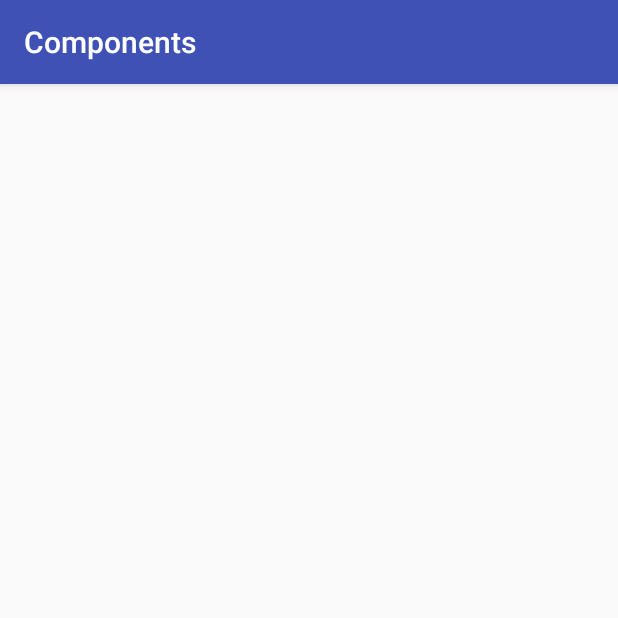
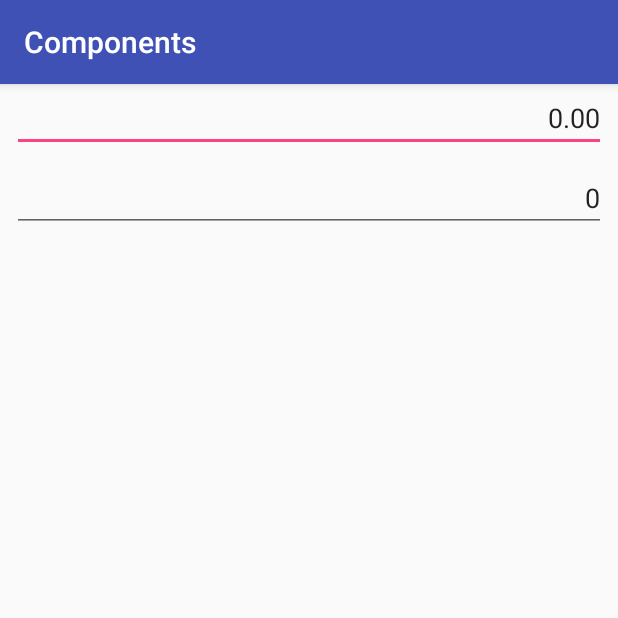
Before and after one commit to cstevanato/Components, an Android app: the TestTestNumberActivity screen opened directly, with no data from a screen before it, on a phone screen of 412 x 824 dp, the top half of it. Run offline under Robolectric (Android 15) with nearby library versions, the phone set to English and light mode, and no system bars.

Commit message:
Ataulizando edição de valor

```diff
--- a/app/src/main/java/br/com/stv/components/MainActivity.kt
+++ b/app/src/main/java/br/com/stv/components/MainActivity.kt
@@ -24,6 +24,7 @@ class MainActivity : AppCompatActivity() {
         button.setOnClickListener {
             val intent = when (sp_test.selectedItem) {
                 "CircleTextView" -> Intent(this, TestCircleTextViewActivity::class.java)
+                "EditTextNumber" -> Intent(this, TestTestNumberActivity::class.java)
                 else -> null
             }
 
--- a/app/src/main/java/br/com/stv/components/TestCircleTextViewActivity.kt
+++ b/app/src/main/java/br/com/stv/components/TestCircleTextViewActivity.kt
@@ -1,7 +1,7 @@
 package br.com.stv.components
 
+import android.os.Bundle
 import android.support.v7.app.AppCompatActivity
-import android.os.Bundle
 
 class TestCircleTextViewActivity : AppCompatActivity() {
 
--- a/app/src/main/java/br/com/stv/components/TestTestNumberActivity.kt
+++ b/app/src/main/java/br/com/stv/components/TestTestNumberActivity.kt
@@ -1,7 +1,7 @@
 package br.com.stv.components
 
+import android.os.Bundle
 import android.support.v7.app.AppCompatActivity
-import android.os.Bundle
 
 class TestTestNumberActivity : AppCompatActivity() {
 
--- a/app/src/main/res/layout/activity_test_test_number.xml
+++ b/app/src/main/res/layout/activity_test_test_number.xml
@@ -6,4 +6,29 @@
     android:layout_height="match_parent"
     tools:context=".TestTestNumberActivity">
 
+    <br.com.stv.edittext.EditTextNumber
+        android:id="@+id/editTextNumber2"
+        android:layout_width="match_parent"
+        android:layout_height="wrap_content"
+        android:layout_marginEnd="8dp"
+        android:layout_marginStart="8dp"
+        android:text="0"
+        app:countDigit="7"
+        app:countPrecision="2"
+        app:layout_constraintEnd_toEndOf="parent"
+        app:layout_constraintStart_toStartOf="parent" />
+
+    <br.com.stv.edittext.EditTextNumber
+        android:layout_width="match_parent"
+        android:layout_height="wrap_content"
+        android:layout_marginEnd="8dp"
+        android:layout_marginStart="8dp"
+        android:layout_marginTop="8dp"
+        android:text="0"
+        app:countDigit="7"
+        app:countPrecision="0"
+        app:layout_constraintEnd_toEndOf="parent"
+        app:layout_constraintStart_toStartOf="parent"
+        app:layout_constraintTop_toBottomOf="@+id/editTextNumber2" />
+
 </android.support.constraint.ConstraintLayout>
--- a/edittext/src/main/java/br/com/stv/edittext/EditTextNumber.kt
+++ b/edittext/src/main/java/br/com/stv/edittext/EditTextNumber.kt
@@ -1,22 +1,83 @@
 package br.com.stv.edittext
 
 import android.content.Context
+import android.support.v7.widget.AppCompatEditText
 import android.text.Editable
+import android.text.InputType
 import android.text.TextWatcher
 import android.util.AttributeSet
-import android.widget.EditText
+import android.view.Gravity
+import kotlin.math.pow
+
 
 class EditTextNumber :
-        EditText, TextWatcher {
-    override fun afterTextChanged(s: Editable?) {
-        TODO("not implemented") //To change body of created functions use File | Settings | File Templates.
+        AppCompatEditText {
+
+//    private val GROUPING_SEPARATOR = DecimalFormatSymbols.getInstance().getGroupingSeparator()
+//    private val DECIMAL_SEPARATOR = DecimalFormatSymbols.getInstance().getDecimalSeparator()
+
+    var ignore: Boolean = false
+    var old = ""
+
+    constructor(context: Context?) : super(context)
+
+    constructor(context: Context?, attrs: AttributeSet?) : super(context, attrs) {
+
+        val attributes = context!!.obtainStyledAttributes(attrs, R.styleable.EditTextNumber)
+        val countDigits = attributes.getInt(R.styleable.EditTextNumber_countDigit, 0)
+        val countPrecision = attributes.getInt(R.styleable.EditTextNumber_countPrecision, 0)
+
+        val value = editValue(this.text.toString(), countPrecision, countDigits)
+
+        this.gravity = Gravity.RIGHT
+        this.inputType = InputType.TYPE_CLASS_NUMBER or
+                InputType.TYPE_NUMBER_FLAG_DECIMAL or
+                InputType.TYPE_NUMBER_FLAG_SIGNED
+        this.setSingleLine()
+        this.text.replace(0, this.text.length, value, 0, value.length)
+        this.setSelection(this.text.length)
+
+        this.addTextChangedListener(object : TextWatcher {
+
+            override fun afterTextChanged(s: Editable?) {
+
+                var value = s.toString()
+
+                if (ignore || old.equals(value)) {
+                    ignore = false
+                    return
+                }
+                ignore = true
+                value = editValue(value, countPrecision, countDigits)
+                old = value
+                s?.replace(0, s.length, value, 0, value.length)
+                setSelection(value.length)
+            }
+
+            override fun beforeTextChanged(p0: CharSequence?, p1: Int, p2: Int, p3: Int) {}
+
+            override fun onTextChanged(s: CharSequence?, p1: Int, p2: Int, p3: Int) {}
+        })
     }
 
-    override fun beforeTextChanged(s: CharSequence?, start: Int, count: Int, after: Int) {
-        TODO("not implemented") //To change body of created functions use File | Settings | File Templates.
+    private fun editValue(value: String, countPrecision: Int, countDigits: Int): String {
+        var ret = value.replace("[^\\d]".toRegex(), "")
+
+        if (ret.isEmpty() || ret.toFloat().equals(0f)) {
+            ret = if (countPrecision > 0) "0.00" else "0"
+        } else if (ret.length > countDigits) {
+            ret =  formatValue(countPrecision, ret.substring(0, ret.length -1))
+        } else if (countPrecision > 0) {
+            ret = formatValue(countPrecision, ret)
+        } else  {
+            ret = ret.toBigDecimal().toString()
+        }
+        return ret
     }
 
-    constructor(context: Context?, attrs: AttributeSet?) : super(context, attrs)
+    private fun formatValue(countPrecision: Int, ret: String) =
 
+            String.format("%." + countPrecision + "f",
+                    ret.toBigDecimal().divide((10f.pow(countPrecision)).toBigDecimal()))
 
 }
--- /dev/null
+++ b/edittext/src/main/res/values/attrs.xml
@@ -0,0 +1,6 @@
+<resources>
+    <declare-styleable name="EditTextNumber">
+        <attr name="countDigit" format="integer"/>
+        <attr name="countPrecision" format="integer"/>
+    </declare-styleable>
+</resources>
```
Also changed, not shown: 2 other files.
